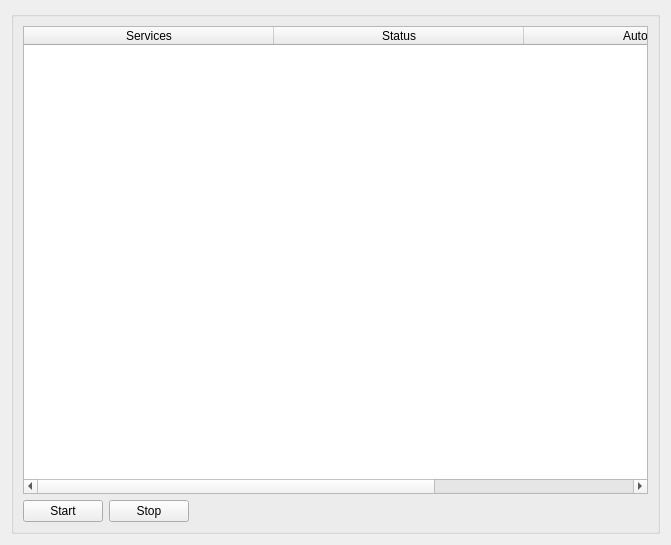
Above: branches/ahenk/2.0/beyza.ermis/ahenk/lider/lider/plugins/plugin_services/services.ui from pars-linux/uludag before the change. Below: the same form after it.
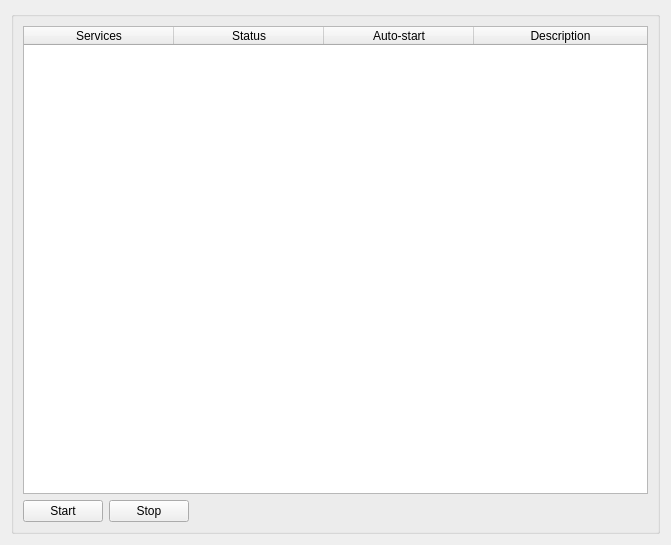
That is the form after the change. Icons and pictures are not drawn.

Commit message: List services is updated. Slots are added to Start/Stop buttons.

The edit to the form file:
```diff
--- a/branches/ahenk/2.0/beyza.ermis/ahenk/lider/lider/plugins/plugin_services/services.ui
+++ b/branches/ahenk/2.0/beyza.ermis/ahenk/lider/lider/plugins/plugin_services/services.ui
@@ -65,6 +65,9 @@
           <height>0</height>
          </size>
         </property>
+        <property name="showGrid">
+         <bool>false</bool>
+        </property>
         <property name="gridStyle">
          <enum>Qt::SolidLine</enum>
         </property>
@@ -72,7 +75,7 @@
          <bool>true</bool>
         </property>
         <property name="columnCount">
-         <number>3</number>
+         <number>4</number>
         </property>
         <attribute name="horizontalHeaderVisible">
          <bool>true</bool>
@@ -81,7 +84,7 @@
          <bool>true</bool>
         </attribute>
         <attribute name="horizontalHeaderDefaultSectionSize">
-         <number>250</number>
+         <number>150</number>
         </attribute>
         <attribute name="horizontalHeaderHighlightSections">
          <bool>true</bool>
@@ -95,7 +98,7 @@
         <attribute name="horizontalHeaderStretchLastSection">
          <bool>true</bool>
         </attribute>
-        <attribute name="verticalHeaderStretchLastSection">
+        <attribute name="verticalHeaderVisible">
          <bool>false</bool>
         </attribute>
         <attribute name="horizontalHeaderShowSortIndicator" stdset="0">
@@ -119,9 +122,6 @@
         <attribute name="verticalHeaderStretchLastSection">
          <bool>false</bool>
         </attribute>
-        <attribute name="horizontalHeaderDefaultSectionSize">
-         <number>250</number>
-        </attribute>
         <column>
          <property name="text">
           <string>Services</string>
@@ -137,6 +137,11 @@
           <string>Auto-start</string>
          </property>
         </column>
+        <column>
+         <property name="text">
+          <string>Description</string>
+         </property>
+        </column>
        </widget>
       </item>
      </layout>
```
Left out of the diff: 18 changed lines with no effect on the pictures. The commit also changes 1 other file.
